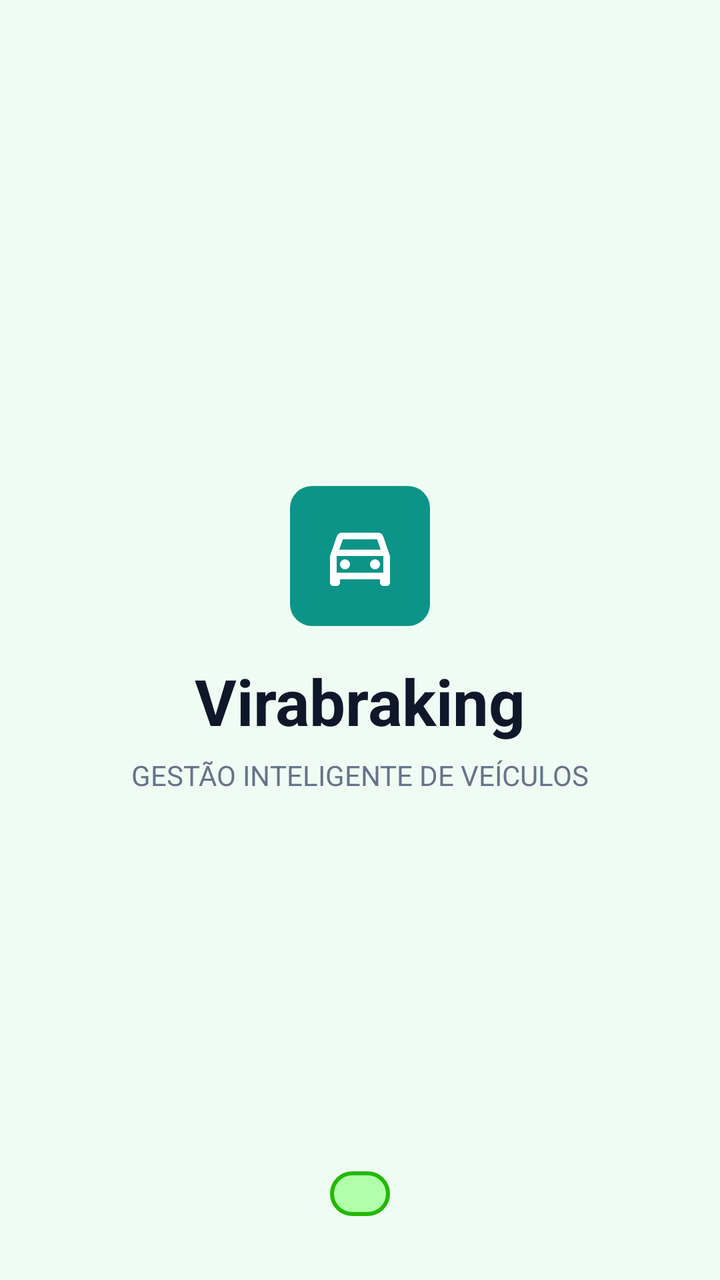
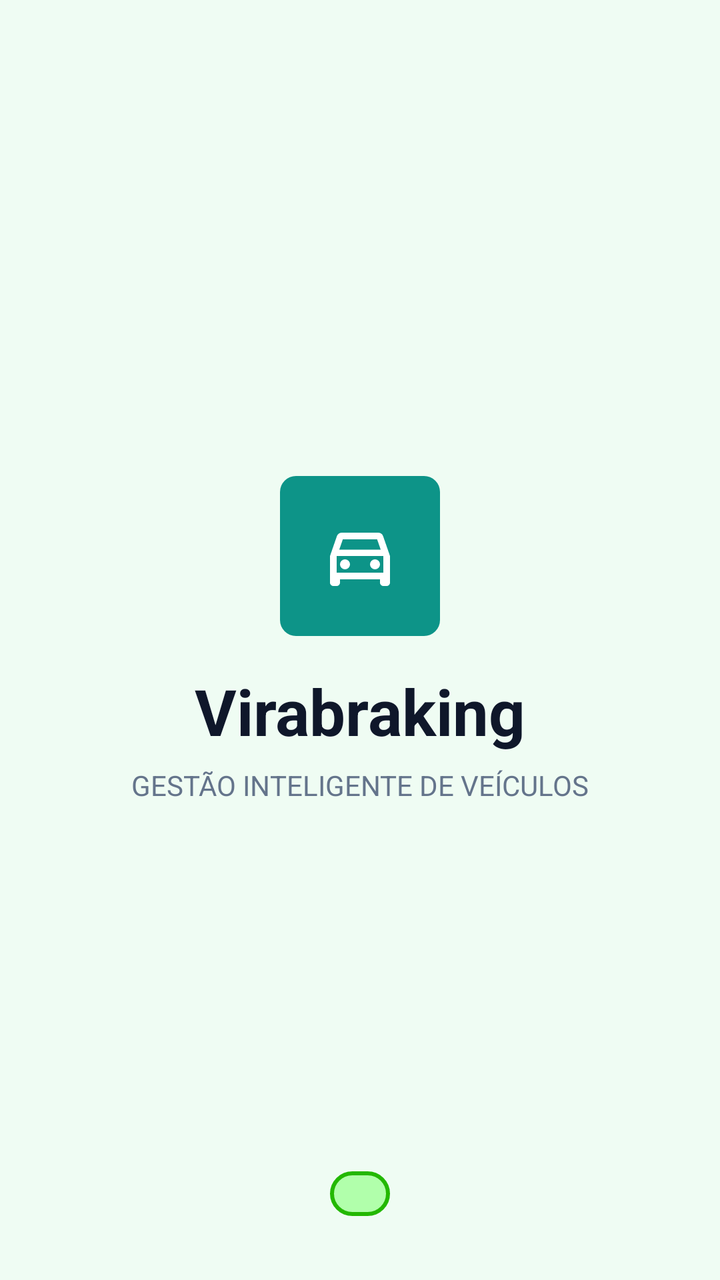

Compare the two renders of this Android layout. The source of the first and the diff that turns it into the second are given below.
<!-- AndroidManifest.xml: application theme Theme.Virabraking -->
<!-- res/layout/activity_main.xml -->
<?xml version="1.0" encoding="utf-8"?>
<androidx.constraintlayout.widget.ConstraintLayout xmlns:android="http://schemas.android.com/apk/res/android"
    xmlns:tools="http://schemas.android.com/tools"
    xmlns:app="http://schemas.android.com/apk/res-auto"
    android:layout_width="match_parent"
    android:layout_height="match_parent"
    android:background="#effcf3"
    tools:context=".MainActivity">

    <LinearLayout
        android:layout_width="match_parent"
        android:layout_height="match_parent"
        android:orientation="vertical"
        android:gravity="center"
        android:padding="24dp">

        <ImageButton
            android:id="@+id/iBtnInicio"
            android:layout_width="wrap_content"
            android:layout_height="wrap_content"
            android:padding="15dp"
            android:layout_marginBottom="16dp"
            android:background="@drawable/bg_verde_arredondado"
            android:src="@drawable/btn_tela_abertura"
            tools:context=".MainActivity" />

        <TextView
            android:layout_width="wrap_content"
            android:layout_height="wrap_content"
            android:textSize="32sp"
            android:textStyle="bold"
            android:layout_marginBottom="6dp"
            android:textColor="#0f172a"
            android:text="Virabraking" />

        <TextView
            android:layout_width="wrap_content"
            android:layout_height="wrap_content"
            android:textColor="#64748b"
            android:text="GESTÃO INTELIGENTE DE VEÍCULOS" />
    </LinearLayout>

    <LinearLayout
        android:layout_width="match_parent"
        android:layout_height="wrap_content"
        android:gravity="center"
        android:layout_marginBottom="32dp"
        app:layout_constraintBottom_toBottomOf="parent">

        <TextView
            android:id="@+id/tvAppVersion"
            android:layout_width="wrap_content"
            android:layout_height="wrap_content"
            android:background="@drawable/version_background"
            android:paddingVertical="3dp"
            android:paddingHorizontal="15dp"
            android:textStyle="bold"
            android:textSize="12sp"
            android:textColor="#0d9488" />
    </LinearLayout>
</androidx.constraintlayout.widget.ConstraintLayout>
<!-- resources referenced by this layout -->
<resources>
  <!-- drawable bg_verde_arredondado (drawable) -->
  <?xml version="1.0" encoding="utf-8"?>
  <layer-list xmlns:android="http://schemas.android.com/apk/res/android">
      <item>
          <shape android:shape="rectangle">
              <corners android:radius="11dp" />
              <solid android:color="#0d9488" />
          </shape>
      </item>
  </layer-list>
  <!-- drawable btn_tela_abertura (drawable) -->
  <vector android:height="40dp" android:tint="#ffffff"
      android:viewportHeight="24" android:viewportWidth="24"
      android:width="40dp" xmlns:android="http://schemas.android.com/apk/res/android">
      <path android:fillColor="@android:color/white" android:pathData="M18.92,6.01C18.72,5.42 18.16,5 17.5,5h-11c-0.66,0 -1.21,0.42 -1.42,1.01L3,12v8c0,0.55 0.45,1 1,1h1c0.55,0 1,-0.45 1,-1v-1h12v1c0,0.55 0.45,1 1,1h1c0.55,0 1,-0.45 1,-1v-8l-2.08,-5.99zM6.85,7h10.29l1.08,3.11H5.77L6.85,7zM19,17H5v-5h14v5z"/>
      <path android:fillColor="@android:color/white" android:pathData="M7.5,14.5m-1.5,0a1.5,1.5 0,1 1,3 0a1.5,1.5 0,1 1,-3 0"/>
      <path android:fillColor="@android:color/white" android:pathData="M16.5,14.5m-1.5,0a1.5,1.5 0,1 1,3 0a1.5,1.5 0,1 1,-3 0"/>
  </vector>
  <!-- drawable version_background (drawable) -->
  <?xml version="1.0" encoding="utf-8"?>
  <layer-list xmlns:android="http://schemas.android.com/apk/res/android">
      <item>
          <shape android:shape="rectangle">
              <corners android:radius="11dp" />
              <solid android:color="#B1FFAB" />
              <stroke android:width="2dp" android:color="#23B800" />
          </shape>
      </item>
  </layer-list>
  <style name="Theme.Virabraking" parent="Base.Theme.Virabraking" />
  <style name="Base.Theme.Virabraking" parent="Theme.Material3.DayNight.NoActionBar">
          
          <item name="colorPrimary">#0d9488</item>
      </style>
</resources>

<!-- the commit's change to res/layout/activity_main.xml (unified diff, before → after) -->
@@ -18,7 +18,6 @@
             android:id="@+id/iBtnInicio"
             android:layout_width="wrap_content"
             android:layout_height="wrap_content"
-            android:padding="15dp"
             android:layout_marginBottom="16dp"
             android:background="@drawable/bg_verde_arredondado"
             android:src="@drawable/btn_tela_abertura"
<!-- resource entries referenced after the edit -->
@@ -2,14 +2,16 @@
 <resources>
   <!-- drawable bg_verde_arredondado (drawable) -->
   <?xml version="1.0" encoding="utf-8"?>
-  <layer-list xmlns:android="http://schemas.android.com/apk/res/android">
-      <item>
-          <shape android:shape="rectangle">
-              <corners android:radius="11dp" />
-              <solid android:color="#0d9488" />
-          </shape>
-      </item>
-  </layer-list>
+  <shape xmlns:android="http://schemas.android.com/apk/res/android"
+      android:shape="rectangle">
+  
+      <size android:height="80dp" android:width="80dp" />
+  
+      <solid android:color="#0d9488" />
+  
+      <corners android:radius="8dp" />
+  
+  </shape>
   <!-- drawable btn_tela_abertura (drawable) -->
   <vector android:height="40dp" android:tint="#ffffff"
       android:viewportHeight="24" android:viewportWidth="24"
